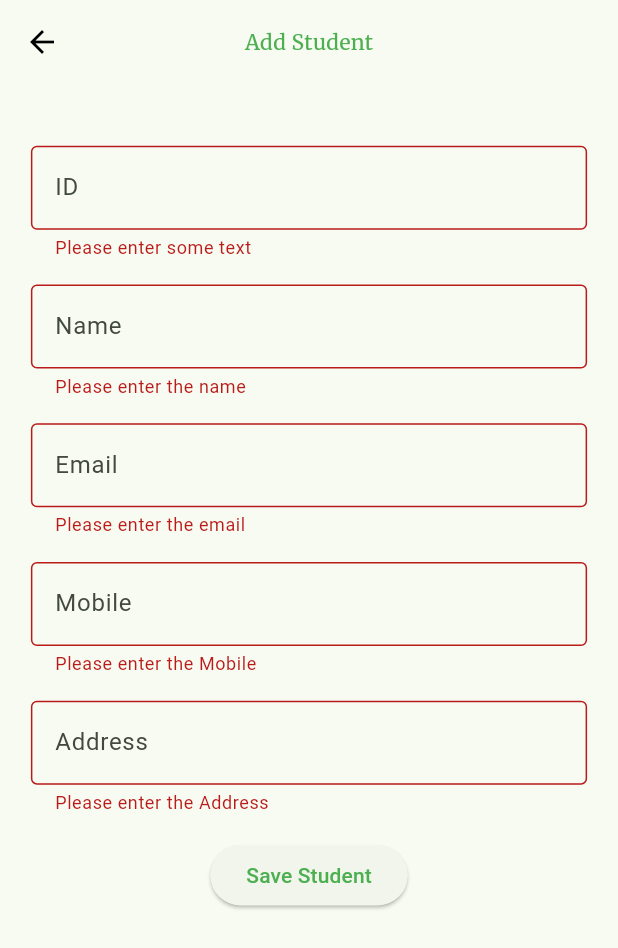
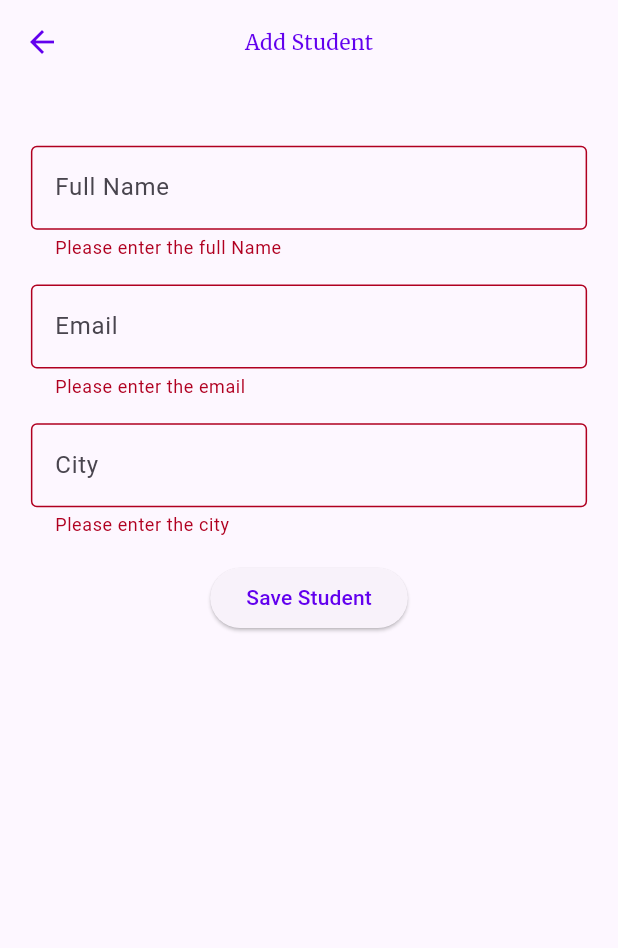
Before and after one commit to chanakageethan/flutter_student_manage_crud, a Flutter app: the AddStudentScreen screen opened directly, after a tap on "Save Student", on a phone screen of 412 x 824 dp. Shown: the top 948 px of the screen. Run offline on Flutter 3.47's test engine with Material 3 defaults, Android fonts, the phone set to English and light mode, and no system bars; our stand-ins replace google_fonts.

Commit message:
ui changes

```diff
--- /dev/null
+++ b/lib/models/student.dart
@@ -0,0 +1,7 @@
+class Student {
+  String name;
+  String email;
+  String city;
+
+  Student({required this.name, required this.email, required this.city});
+}
--- a/lib/ui/home/home_screen.dart
+++ b/lib/ui/home/home_screen.dart
@@ -50,7 +50,7 @@ class _HomeScreenState extends State<HomeScreen> {
                           height: height / 6,
                           child: Center(
                               child: Text(
-                            'Add Students',
+                            'Add Student',
                             style: Theme.of(context)
                                 .textTheme
                                 .bodyMedium!
--- a/lib/ui/manage_students/add_student_screen.dart
+++ b/lib/ui/manage_students/add_student_screen.dart
@@ -10,21 +10,18 @@ class AddStudentScreen extends StatefulWidget {
 class _AddStudentScreenState extends State<AddStudentScreen> {
   final _formKey = GlobalKey<FormState>();
 
-  final idController = TextEditingController();
   final nameController = TextEditingController();
   final emailController = TextEditingController();
-  final mobileController = TextEditingController();
-  final addressController = TextEditingController();
+  final cityController = TextEditingController();
 
   @override
   void dispose() {
     // TODO: implement dispose
     super.dispose();
-    idController.dispose();
+
     nameController.dispose();
     emailController.dispose();
-    mobileController.dispose();
-    addressController.dispose();
+    cityController.dispose();
   }
 
   @override
@@ -35,7 +32,7 @@ class _AddStudentScreenState extends State<AddStudentScreen> {
       child: Scaffold(
         appBar: AppBar(
           leading: IconButton(
-            icon: Icon(Icons.arrow_back, color: Colors.black),
+            icon: Icon(Icons.arrow_back, color: Theme.of(context).colorScheme.primary),
             onPressed: () => Navigator.of(context).pop(),
           ),
           title: Text(
@@ -57,42 +54,32 @@ class _AddStudentScreenState extends State<AddStudentScreen> {
                   child: Column(
                     children: <Widget>[
                       TextFormField(
-                        controller:idController,
+                        controller: nameController,
                         validator: (value) {
                           if (value == null || value.isEmpty) {
-                            return 'Please enter some text';
+                            return 'Please enter the full Name';
                           }
                           return null;
                         },
                         decoration: const InputDecoration(
                           border: OutlineInputBorder(),
-                          hintText: 'ID',
+                          hintText: 'Full Name',
                         ),
                       ),
                       SizedBox(
                         height: height * 0.02,
                       ),
                       TextFormField(
-                        controller:nameController,
-                        validator: (value) {
-                          if (value == null || value.isEmpty) {
-                            return 'Please enter the name';
-                          }
-                          return null;
-                        },
-                        decoration: const InputDecoration(
-                          border: OutlineInputBorder(),
-                          hintText: 'Name',
-                        ),
-                      ),
-                      SizedBox(
-                        height: height * 0.02,
-                      ),
-                      TextFormField(
-                        controller:emailController,
+                        controller: emailController,
                         validator: (value) {
                           if (value == null || value.isEmpty) {
                             return 'Please enter the email';
+                          }
+                          // Regular expression for validating email format
+                          final emailRegex =
+                              RegExp(r'^[\w-\.]+@([\w-]+\.)+[\w-]{2,4}$');
+                          if (!emailRegex.hasMatch(value)) {
+                            return 'Please enter a valid email';
                           }
                           return null;
                         },
@@ -105,32 +92,16 @@ class _AddStudentScreenState extends State<AddStudentScreen> {
                         height: height * 0.02,
                       ),
                       TextFormField(
-                        controller:mobileController,
+                        controller: cityController,
                         validator: (value) {
                           if (value == null || value.isEmpty) {
-                            return 'Please enter the Mobile';
+                            return 'Please enter the city';
                           }
                           return null;
                         },
                         decoration: const InputDecoration(
                           border: OutlineInputBorder(),
-                          hintText: 'Mobile',
-                        ),
-                      ),
-                      SizedBox(
-                        height: height * 0.02,
-                      ),
-                      TextFormField(
-                        controller:addressController,
-                        validator: (value) {
-                          if (value == null || value.isEmpty) {
-                            return 'Please enter the Address';
-                          }
-                          return null;
-                        },
-                        decoration: const InputDecoration(
-                          border: OutlineInputBorder(),
-                          hintText: 'Address',
+                          hintText: 'City',
                         ),
                       ),
                       SizedBox(
@@ -153,28 +124,15 @@ class _AddStudentScreenState extends State<AddStudentScreen> {
     );
   }
 
+  void saveStudent() {
+    if (_formKey.currentState!.validate()) {
+      var name = nameController.text.toString();
+      var email = emailController.text.toString();
+      var city = cityController.text.toString();
 
-  void saveStudent(){
-    if (_formKey.currentState!.validate()) {
       ScaffoldMessenger.of(context).showSnackBar(
-        const SnackBar(content: Text('Processing Data')),
+        SnackBar(content: Text('SUCCESS  : $name  $email  $city')),
       );
-               var id = idController.text.toString();
-               var name = nameController.text.toString();
-               var email = emailController.text.toString();
-               var mobile = mobileController.text.toString();
-               var address = addressController.text.toString();
-
-
-               print(id);
-               print(name);
-               print(email);
-               print(mobile);
-               print(address);
-
-
-
-
     }
   }
 }
--- a/lib/ui/manage_students/manage_student_screen.dart
+++ b/lib/ui/manage_students/manage_student_screen.dart
@@ -1,7 +1,11 @@
 import 'package:flutter/material.dart';
 
+import '../../models/student.dart';
+
 class ManageStudentScreen extends StatefulWidget {
-  const ManageStudentScreen({super.key});
+  final Student student;
+
+  const ManageStudentScreen({super.key, required this.student});
 
   @override
   State<ManageStudentScreen> createState() => _ManageStudentScreenState();
@@ -10,21 +14,27 @@ class ManageStudentScreen extends StatefulWidget {
 class _ManageStudentScreenState extends State<ManageStudentScreen> {
   final _formKey = GlobalKey<FormState>();
 
-  final idController = TextEditingController();
   final nameController = TextEditingController();
   final emailController = TextEditingController();
-  final mobileController = TextEditingController();
-  final addressController = TextEditingController();
+  final cityController = TextEditingController();
+
+  @override
+  void initState() {
+    // TODO: implement initState
+    super.initState();
+
+    nameController.text = widget.student.name;
+    emailController.text = widget.student.email;
+    cityController.text = widget.student.city;
+  }
 
   @override
   void dispose() {
     // TODO: implement dispose
     super.dispose();
-    idController.dispose();
     nameController.dispose();
     emailController.dispose();
-    mobileController.dispose();
-    addressController.dispose();
+    cityController.dispose();
   }
 
   @override
@@ -35,14 +45,14 @@ class _ManageStudentScreenState extends State<ManageStudentScreen> {
       child: Scaffold(
         appBar: AppBar(
           leading: IconButton(
-            icon: Icon(Icons.arrow_back, color: Colors.black),
+            icon: Icon(Icons.arrow_back, color: Theme.of(context).colorScheme.primary),
             onPressed: () => Navigator.of(context).pop(),
           ),
           title: Text(
             "Manage Student",
             style: Theme.of(context).textTheme.bodyMedium!.copyWith(
-              color: Theme.of(context).colorScheme.primary,
-            ),
+                  color: Theme.of(context).colorScheme.primary,
+                ),
           ),
           centerTitle: true,
         ),
@@ -57,32 +67,16 @@ class _ManageStudentScreenState extends State<ManageStudentScreen> {
                   child: Column(
                     children: <Widget>[
                       TextFormField(
-                        controller: idController,
+                        controller: nameController,
                         validator: (value) {
                           if (value == null || value.isEmpty) {
-                            return 'Please enter some text';
+                            return 'Please enter the full Name';
                           }
                           return null;
                         },
                         decoration: const InputDecoration(
                           border: OutlineInputBorder(),
-                          hintText: 'ID',
-                        ),
-                      ),
-                      SizedBox(
-                        height: height * 0.02,
-                      ),
-                      TextFormField(
-                        controller: nameController,
-                        validator: (value) {
-                          if (value == null || value.isEmpty) {
-                            return 'Please enter the name';
-                          }
-                          return null;
-                        },
-                        decoration: const InputDecoration(
-                          border: OutlineInputBorder(),
-                          hintText: 'Name',
+                          hintText: 'Full Name',
                         ),
                       ),
                       SizedBox(
@@ -93,6 +87,12 @@ class _ManageStudentScreenState extends State<ManageStudentScreen> {
                         validator: (value) {
                           if (value == null || value.isEmpty) {
                             return 'Please enter the email';
+                          }
+                          // Regular expression for validating email format
+                          final emailRegex =
+                              RegExp(r'^[\w-\.]+@([\w-]+\.)+[\w-]{2,4}$');
+                          if (!emailRegex.hasMatch(value)) {
+                            return 'Please enter a valid email';
                           }
                           return null;
                         },
@@ -105,32 +105,16 @@ class _ManageStudentScreenState extends State<ManageStudentScreen> {
                         height: height * 0.02,
                       ),
                       TextFormField(
-                        controller: mobileController,
+                        controller: cityController,
                         validator: (value) {
                           if (value == null || value.isEmpty) {
-                            return 'Please enter the Mobile';
+                            return 'Please enter the city';
                           }
                           return null;
                         },
                         decoration: const InputDecoration(
                           border: OutlineInputBorder(),
-                          hintText: 'Mobile',
-                        ),
-                      ),
-                      SizedBox(
-                        height: height * 0.02,
-                      ),
-                      TextFormField(
-                        controller: addressController,
-                        validator: (value) {
-                          if (value == null || value.isEmpty) {
-                            return 'Please enter the Address';
-                          }
-                          return null;
-                        },
-                        decoration: const InputDecoration(
-                          border: OutlineInputBorder(),
-                          hintText: 'Address',
+                          hintText: 'City',
                         ),
                       ),
                       SizedBox(
@@ -169,22 +153,19 @@ class _ManageStudentScreenState extends State<ManageStudentScreen> {
 
   void editStudent() {
     if (_formKey.currentState!.validate()) {
-      ScaffoldMessenger.of(context).showSnackBar(
-        const SnackBar(content: Text('Processing Data')),
-      );
-      var id = idController.text.toString();
       var name = nameController.text.toString();
       var email = emailController.text.toString();
-      var mobile = mobileController.text.toString();
-      var address = addressController.text.toString();
+      var city = cityController.text.toString();
 
-      print(id);
-      print(name);
-      print(email);
-      print(mobile);
-      print(address);
+      ScaffoldMessenger.of(context).showSnackBar(
+        SnackBar(content: Text('SUCCESS  : $name  $email  $city')),
+      );
     }
   }
 
-  void deleteStudent() {}
+  void deleteStudent() {
+    ScaffoldMessenger.of(context).showSnackBar(
+      SnackBar(content: Text('DELETE ')),
+    );
+  }
 }
--- a/lib/utils/custom_manager.dart
+++ b/lib/utils/custom_manager.dart
@@ -2,11 +2,12 @@
 import 'dart:ui';
 
 class ColorManager {
-  static Color  backgroundColor =   Color(0xFFFFFFFF);
-  static Color  gray =  const Color(0xFFEEEEEE);
-  static Color  white =  const Color(0xFFFFFFFF);
-  static Color  textColor =  const Color(0xFF000000);
-  static Color  buttonColor =  const Color(0xFF1c1c25);
-  static Color black = const Color(0xFF1c1c25);
+  static Color  primary =   Color(0xFF6200EE);
+  static Color  secondary =  const Color(0xFF03DAC6);
+  static Color  tertiary =  const Color(0xFFFFFFFF);
+  static Color  background =  const Color(0xFFFFFFFF);
+  static Color  error =  const Color(0xFFB00020);
+
+
 
 }
--- a/pubspec.yaml
+++ b/pubspec.yaml
@@ -37,6 +37,7 @@ dependencies:
   cupertino_icons: ^1.0.6
   http: ^1.2.1
   google_fonts: ^6.2.1
+  provider: ^6.1.2
 
 dev_dependencies:
   flutter_test:
```
Also changed, not shown: lib/main.dart (+7 -5 lines), lib/ui/manage_students/view_students_screen.dart (+76 -17 lines), lib/ui/splash/splash_screen.dart (deleted), pubspec.lock.
